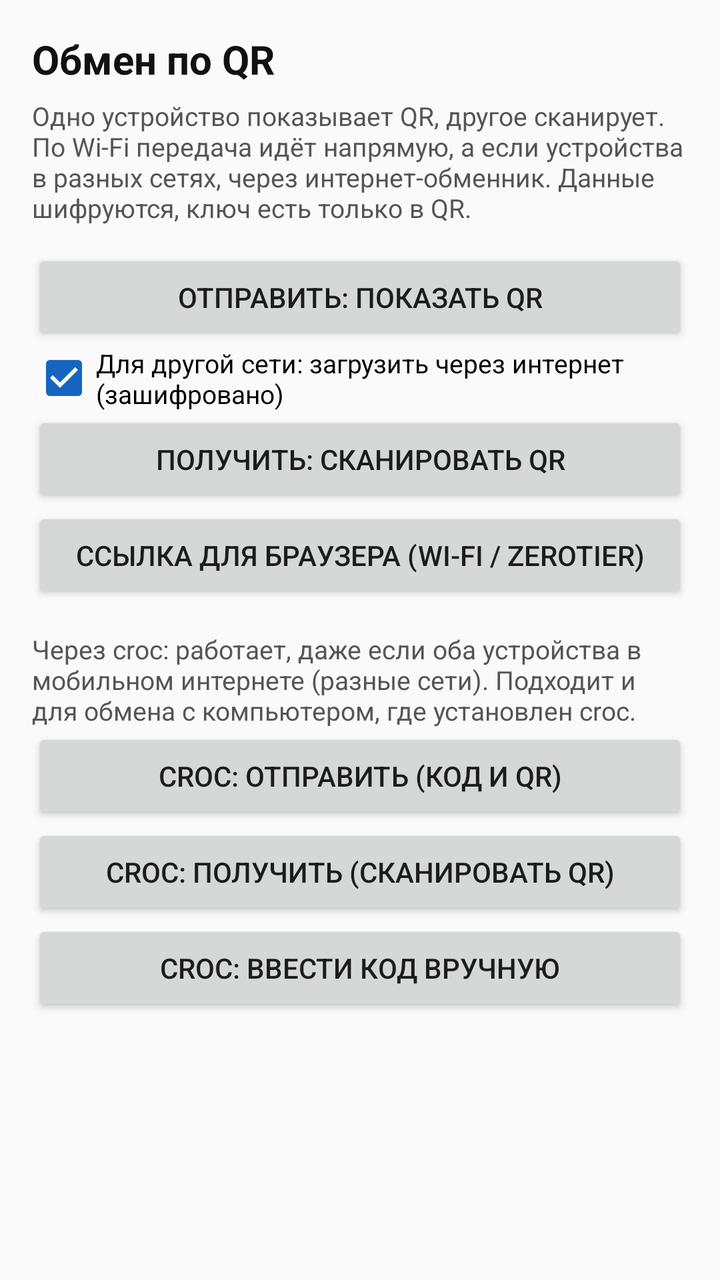
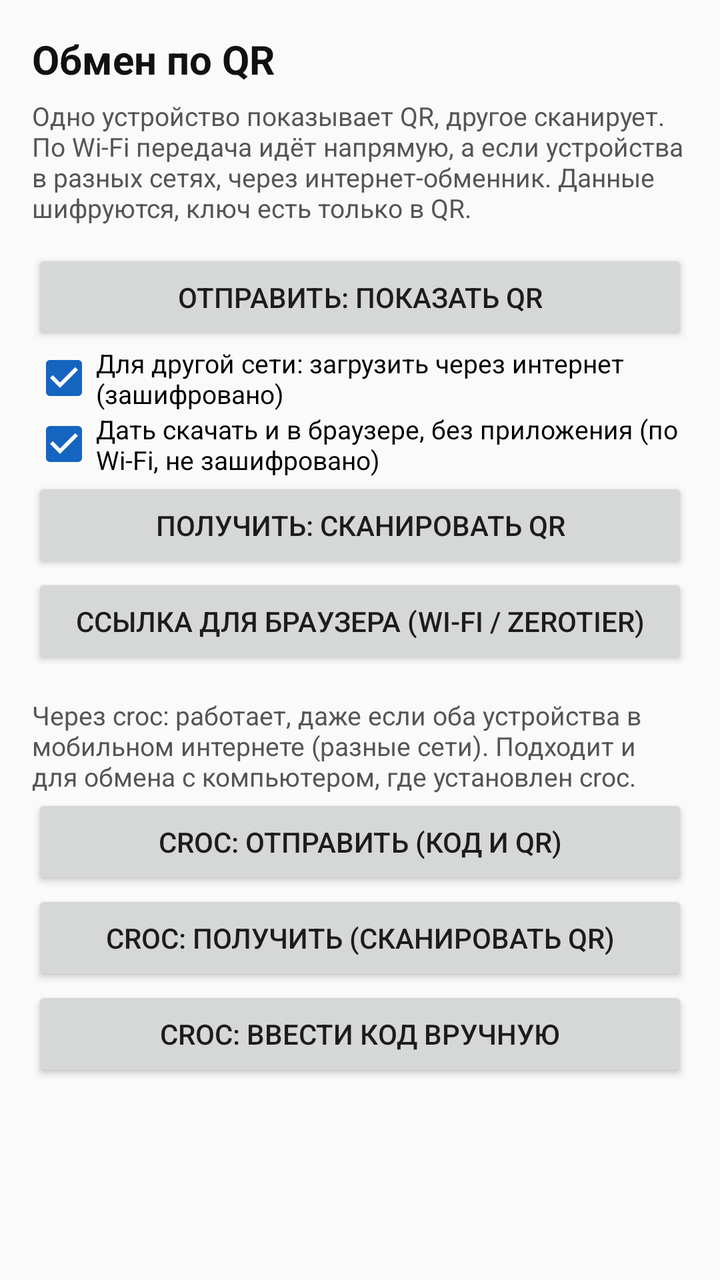

Before-and-after screenshots of an Android layout around one commit, followed by the original layout XML and the change that was made.
<!-- AndroidManifest.xml: application theme AppTheme -->
<!-- res/layout/activity_exchange.xml -->
<?xml version="1.0" encoding="utf-8"?>
<ScrollView xmlns:android="http://schemas.android.com/apk/res/android"
    android:layout_width="match_parent"
    android:layout_height="match_parent"
    android:background="#FAFAFA">

    <LinearLayout
        android:layout_width="match_parent"
        android:layout_height="wrap_content"
        android:orientation="vertical"
        android:padding="16dp">

        <TextView
            android:layout_width="match_parent"
            android:layout_height="wrap_content"
            android:text="Обмен по QR"
            android:textColor="#111111"
            android:textSize="20sp"
            android:textStyle="bold" />

        <TextView
            android:layout_width="match_parent"
            android:layout_height="wrap_content"
            android:paddingTop="6dp"
            android:text="Одно устройство показывает QR, другое сканирует. По Wi‑Fi передача идёт напрямую, а если устройства в разных сетях, через интернет-обменник. Данные шифруются, ключ есть только в QR."
            android:textColor="#555555"
            android:textSize="13sp" />

        <Button
            android:id="@+id/btnSend"
            android:layout_width="match_parent"
            android:layout_height="wrap_content"
            android:layout_marginTop="12dp"
            android:text="Отправить: показать QR" />

        <CheckBox
            android:id="@+id/cbNet"
            android:layout_width="match_parent"
            android:layout_height="wrap_content"
            android:checked="true"
            android:text="Для другой сети: загрузить через интернет (зашифровано)"
            android:textSize="13sp" />

        <Button
            android:id="@+id/btnReceive"
            android:layout_width="match_parent"
            android:layout_height="wrap_content"
            android:text="Получить: сканировать QR" />

        <Button
            android:id="@+id/btnWeb"
            android:layout_width="match_parent"
            android:layout_height="wrap_content"
            android:text="Ссылка для браузера (Wi‑Fi / ZeroTier)" />

        <Button
            android:id="@+id/btnWebStop"
            android:layout_width="match_parent"
            android:layout_height="wrap_content"
            android:text="Остановить веб-сервер"
            android:visibility="gone" />

        <TextView
            android:layout_width="match_parent"
            android:layout_height="wrap_content"
            android:paddingTop="14dp"
            android:text="Через croc: работает, даже если оба устройства в мобильном интернете (разные сети). Подходит и для обмена с компьютером, где установлен croc."
            android:textColor="#555555"
            android:textSize="13sp" />

        <Button
            android:id="@+id/btnCrocSend"
            android:layout_width="match_parent"
            android:layout_height="wrap_content"
            android:text="croc: отправить (код и QR)" />

        <Button
            android:id="@+id/btnCrocRecv"
            android:layout_width="match_parent"
            android:layout_height="wrap_content"
            android:text="croc: получить (сканировать QR)" />

        <Button
            android:id="@+id/btnCrocCode"
            android:layout_width="match_parent"
            android:layout_height="wrap_content"
            android:text="croc: ввести код вручную" />

        <Button
            android:id="@+id/btnCrocShare"
            android:layout_width="match_parent"
            android:layout_height="wrap_content"
            android:text="Поделиться кодом (мессенджер)"
            android:visibility="gone" />

        <Button
            android:id="@+id/btnCrocCancel"
            android:layout_width="match_parent"
            android:layout_height="wrap_content"
            android:text="Остановить croc"
            android:visibility="gone" />

        <ProgressBar
            android:id="@+id/progress"
            style="?android:attr/progressBarStyleHorizontal"
            android:layout_width="match_parent"
            android:layout_height="wrap_content"
            android:layout_marginTop="12dp"
            android:visibility="gone" />

        <ImageView
            android:id="@+id/qrView"
            android:layout_width="300dp"
            android:layout_height="300dp"
            android:layout_gravity="center_horizontal"
            android:layout_marginTop="12dp"
            android:background="#FFFFFF"
            android:visibility="gone" />

        <TextView
            android:id="@+id/status"
            android:layout_width="match_parent"
            android:layout_height="wrap_content"
            android:paddingTop="10dp"
            android:textColor="#222222"
            android:textSize="14sp" />
    </LinearLayout>
</ScrollView>
<!-- resources referenced by this layout -->
<resources>
  <style name="AppTheme" parent="Theme.AppCompat.Light.NoActionBar">
          <item name="colorPrimary">#1565C0</item>
          <item name="colorPrimaryDark">#0D47A1</item>
          <item name="colorAccent">#1565C0</item>
          <item name="android:statusBarColor">#0D47A1</item>
      </style>
</resources>

<!-- the commit's change to res/layout/activity_exchange.xml (unified diff, before → after) -->
@@ -39,6 +39,14 @@
             android:layout_height="wrap_content"
             android:checked="true"
             android:text="Для другой сети: загрузить через интернет (зашифровано)"
+            android:textSize="13sp" />
+
+        <CheckBox
+            android:id="@+id/cbBrowser"
+            android:layout_width="match_parent"
+            android:layout_height="wrap_content"
+            android:checked="true"
+            android:text="Дать скачать и в браузере, без приложения (по Wi‑Fi, не зашифровано)"
             android:textSize="13sp" />
 
         <Button
